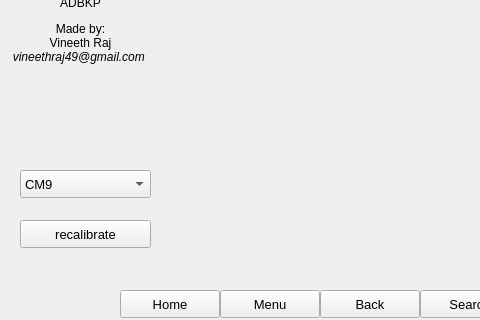
The window that mainwindow.ui (thewisenerd/adbkp-gui) describes before a commit, drawn with Qt 5; both pictures show x 0 to 480 and y 200 to 520 of the 640 by 520 pixel window.
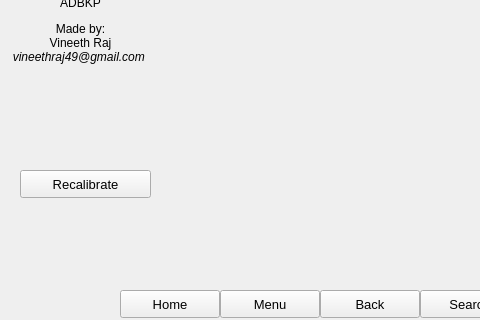
The same window after the commit. Icons and pictures are not drawn.

Commit message: removed rom_select

Patch:
```diff
--- a/mainwindow.ui
+++ b/mainwindow.ui
@@ -319,65 +319,6 @@
 &lt;/body&gt;&lt;/html&gt;</string>
     </property>
    </widget>
-   <widget class="QComboBox" name="rom_select">
-    <property name="geometry">
-     <rect>
-      <x>20</x>
-      <y>370</y>
-      <width>131</width>
-      <height>28</height>
-     </rect>
-    </property>
-    <property name="minimumSize">
-     <size>
-      <width>131</width>
-      <height>28</height>
-     </size>
-    </property>
-    <property name="maximumSize">
-     <size>
-      <width>131</width>
-      <height>28</height>
-     </size>
-    </property>
-    <property name="font">
-     <font>
-      <family>Arial</family>
-      <pointsize>10</pointsize>
-     </font>
-    </property>
-    <property name="cursor">
-     <cursorShape>PointingHandCursor</cursorShape>
-    </property>
-    <property name="toolTip">
-     <string>Select ROM</string>
-    </property>
-    <item>
-     <property name="text">
-      <string>CM9</string>
-     </property>
-    </item>
-    <item>
-     <property name="text">
-      <string>MiniCM9</string>
-     </property>
-    </item>
-    <item>
-     <property name="text">
-      <string>CM10</string>
-     </property>
-    </item>
-    <item>
-     <property name="text">
-      <string>CM10.1</string>
-     </property>
-    </item>
-    <item>
-     <property name="text">
-      <string>CM10.2</string>
-     </property>
-    </item>
-   </widget>
    <widget class="QCheckBox" name="multi_chk">
     <property name="geometry">
      <rect>
@@ -410,7 +351,7 @@
     <property name="geometry">
      <rect>
       <x>20</x>
-      <y>420</y>
+      <y>370</y>
       <width>131</width>
       <height>28</height>
      </rect>
@@ -439,7 +380,7 @@
      <string>Unlock Screen Gesture</string>
     </property>
     <property name="text">
-     <string>recalibrate</string>
+     <string>Recalibrate</string>
     </property>
     <property name="flat">
      <bool>false</bool>
```
Left out of the diff: 2 changed lines with no effect on the pictures. The commit also changes 3 other files.
